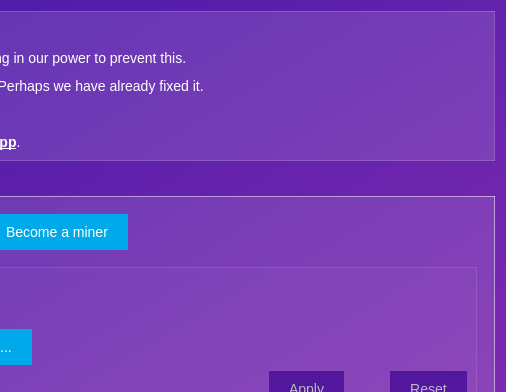
The window that memority/ui/main.ui (Memority/memority) describes before a commit, drawn with Qt 5; both pictures show x 619 to 1125 and y 0 to 392 of the 1125 by 694 pixel window.
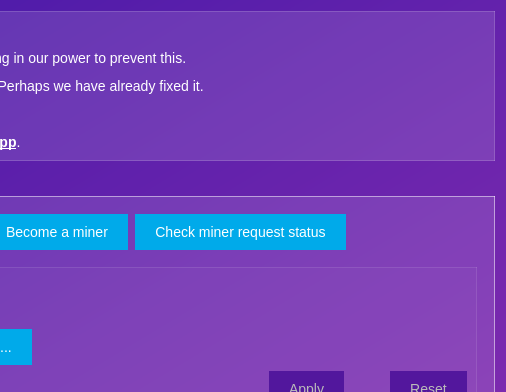
The same window after the commit. The open tabs and pages were chosen to show the change. Icons and pictures are not drawn.

Commit message: Added btn for checking miner request status; args for starting mining in geth; rm account locking; refactoring

Patch:
```diff
--- a/memority/ui/main.ui
+++ b/memority/ui/main.ui
@@ -894,6 +894,25 @@
                </property>
               </widget>
              </item>
+             <item>
+              <widget class="QPushButton" name="check_miner_request_status_btn">
+               <property name="styleSheet">
+                <string notr="true">QPushButton{
+background: rgb(0, 170, 234);
+border: none;
+padding: 10px 20px;
+}
+QPushButton:disabled{
+background-color: rgba(67, 10, 149, 200);
+border: none;
+padding: 10px 20px;
+}</string>
+               </property>
+               <property name="text">
+                <string>Check miner request status</string>
+               </property>
+              </widget>
+             </item>
              <item>
               <spacer name="horizontalSpacer_10">
                <property name="orientation">
```
The commit also changes 11 other files.
